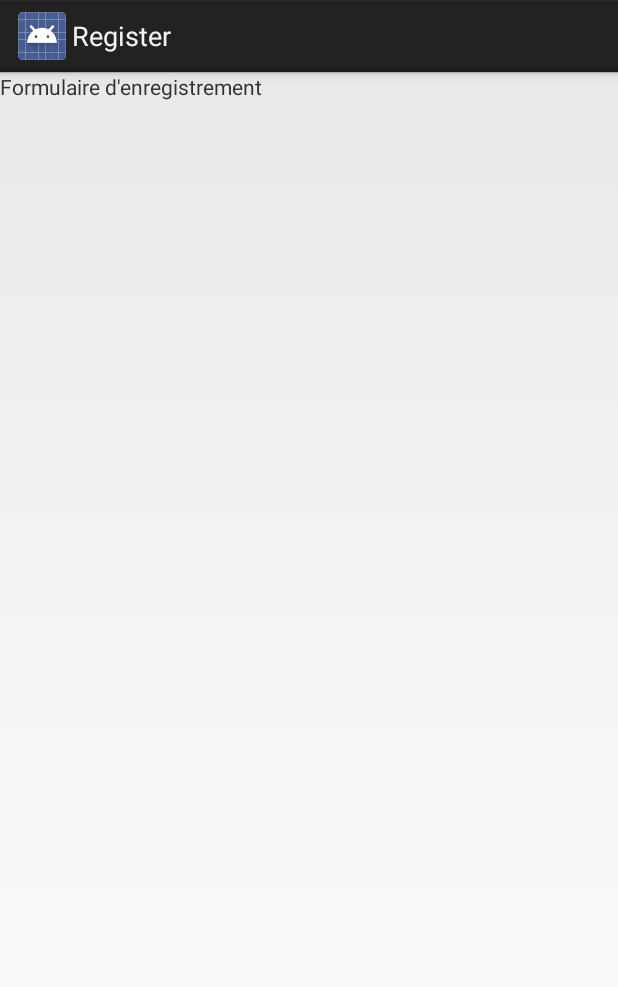
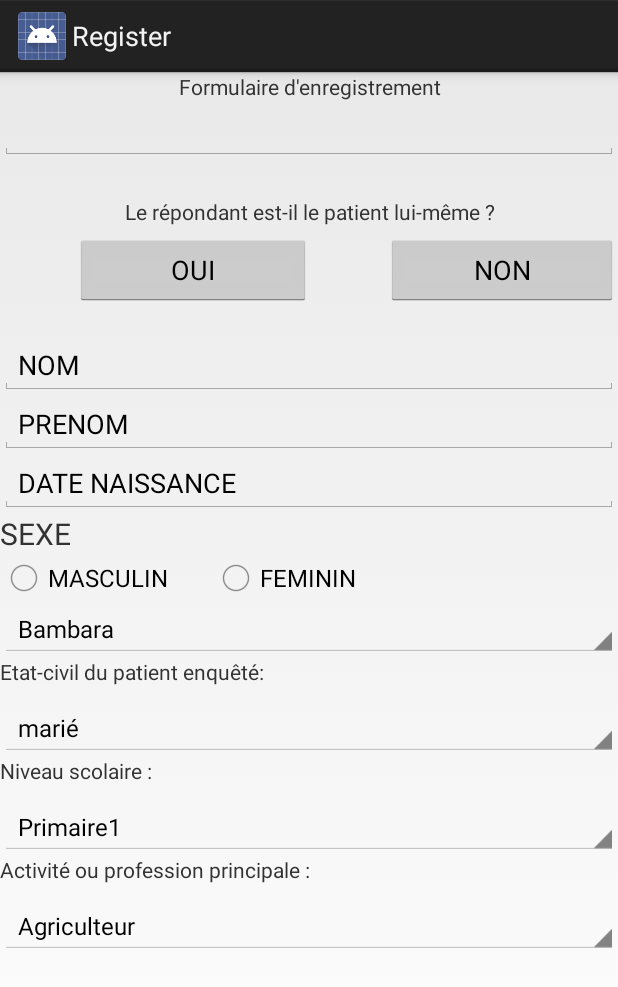
Before and after one commit to IBS-Mali/epi-droid, an Android app: the screen it shows after launch (Register), after a tap on "Enregistrement", on a phone screen of 412 x 824 dp. Shown: the top 987 px of the screen. Run offline under Robolectric (Android 15) with nearby library versions, the phone set to English and light mode, and no system bars.

Commit message:
formulaire d'enregistrement des patients

```diff
--- a/epi_droid_app/app/src/main/java/ml/ibs/epi_droid_app/Constants.java
+++ b/epi_droid_app/app/src/main/java/ml/ibs/epi_droid_app/Constants.java
@@ -41,6 +41,10 @@ public class Constants {
     public static final String DATE_SPACER = "/" ;
 
     public static final String databaseName = "epidata.db";
+
+
+
+
 
     public static final String getLogTag(String activity) {
     	return String.format("EPI-Log-%s", activity);
--- a/epi_droid_app/app/src/main/java/ml/ibs/epi_droid_app/Register.java
+++ b/epi_droid_app/app/src/main/java/ml/ibs/epi_droid_app/Register.java
@@ -2,11 +2,83 @@ package ml.ibs.epi_droid_app;
 
 import android.os.Bundle;
 import android.util.Log;
-
+import android.view.View;
+import android.widget.ArrayAdapter;
+import android.widget.Spinner;
 
 
 public class Register extends CheckedFormActivity {
     private final static String TAG = Constants.getLogTag("Register");
+
+    static String E1 = "Bambara";
+    static String E2 = "Fulfulde";
+    static String E3 = "Songhoi";
+    static String E4 = "Tamacheq";
+    static String E5 = "Bomu";
+    static String E6 = "Mamara";
+    static String E7 = "Shennara";
+    static String E8 = "Soninke";
+    static String E9 = "Bozo";
+    static String E10 = "Dogon";
+    static String E11 = "Malinke";
+    static String E12 = "Khasonke";
+    static String ETHNIE = "ethnie";
+    static String[] ethnie = new String[] { E1, E2, E3, E4, E5, E6, E7, E8, E9, E10, E11, E12 };
+    private Spinner spinner;
+
+    public static final String[] getETHNIE() {
+        return ethnie;
+    }
+
+
+    static String S1 = "marié";
+    static String S2 = "vit avec parent(s)";
+    static String S3 = "concubinage";
+    static String S4 = "vit seul(e)";
+    static String S5 = "Autre";
+    static String STATUT = "statut";
+    static String[] statut = new String[] { S1, S2, S3, S4, S5 };
+    private Spinner spinner1;
+
+    public static final String[] getStatut() {
+        return statut;
+    }
+
+
+    static String Sc1 = "Primaire1";
+    static String Sc2 = "Primaire2";
+    static String Sc3 = "Primaire3";
+    static String Sc4 = "Primaire4";
+    static String Sc5 = "Primaire5";
+    static String Sc6="primaire6";
+    static String Sc7="secondaire7";
+    static String Sc8="secondaire8";
+    static String Sc9="secondaire9";
+    static String Sc10="Supérieure";
+    static String Sc11 = "Aucun";
+    static String SCOLARISATION = "scolarisation";
+    static String[] scolarisation = new String[] { Sc1, Sc2, Sc3, Sc4, Sc5,Sc6,Sc7,Sc8,Sc9,Sc10,Sc11 };
+    private Spinner spinners;
+
+    public static final String[] getScolarisation(){ return scolarisation; }
+
+
+
+    static String PF1 = "Agriculteur";
+    static String PF2 = "Eleveur";
+    static String PF3 = "Pêcheur";
+    static String PF4 = "Salarié ou fonctionnaire";
+    static String PF5 = "Artisan ou commerçant";
+    static String PF6="Etudiant";
+    static String PF7="Travail à domicile";
+    static String PF8="Profession libérale";
+    static String PF9="Autre";
+    static String PROFESSION = "profession";
+    static String[] profession = new String[] { PF1, PF2, PF3, PF4, PF5,PF6,PF7,PF8,PF9 };
+    private Spinner spinnerA;
+
+    public static final String[] getProfession(){ return profession; }
+
 
 
 
@@ -15,14 +87,36 @@ public class Register extends CheckedFormActivity {
         super.onCreate(savedInstanceState);
         setTitle("Register");
         setContentView(R.layout.register);
-
         setupUI();
     }
 
     protected void setupUI() {
         Log.d(TAG, "setupUI Register");
 
+        spinner = findViewById(R.id.spinner);
+        ArrayAdapter<String> ethAdapter = new ArrayAdapter<String>(Register.this,
+                android.R.layout.simple_spinner_item,getETHNIE());
+        spinner.setAdapter(ethAdapter);
+
+
+        spinner1  = findViewById(R.id.spinner1);
+        ArrayAdapter<String> sAdapter = new ArrayAdapter<String>(Register.this,
+                android.R.layout.simple_spinner_item,getStatut());
+        spinner1.setAdapter(sAdapter);
+
+        spinners  = findViewById(R.id.spinners);
+        ArrayAdapter<String> sAAdapter = new ArrayAdapter<String>(Register.this,
+                android.R.layout.simple_spinner_item,getScolarisation());
+        spinners.setAdapter(sAAdapter);
+
+
+        spinnerA  = findViewById(R.id.spinnerA);
+        ArrayAdapter<String> sPAdapter = new ArrayAdapter<String>(Register.this,
+                android.R.layout.simple_spinner_item,getProfession());
+        spinnerA.setAdapter(sPAdapter);
     }
+
+
 
     protected void setupInvalidInputChecks() {}
 
--- a/epi_droid_app/app/src/main/res/layout/register.xml
+++ b/epi_droid_app/app/src/main/res/layout/register.xml
@@ -1,15 +1,148 @@
 <?xml version="1.0" encoding="utf-8"?>
-<android.support.constraint.ConstraintLayout
-    xmlns:android="http://schemas.android.com/apk/res/android"
+<ScrollView xmlns:android="http://schemas.android.com/apk/res/android"
     xmlns:tools="http://schemas.android.com/tools"
     android:layout_width="match_parent"
     android:layout_height="match_parent">
 
-
+    <LinearLayout
+        android:layout_width="match_parent"
+        android:layout_height="wrap_content"
+        android:orientation="vertical">
     <TextView
         android:id="@+id/textView"
         android:layout_width="match_parent"
         android:layout_height="wrap_content"
+        android:gravity="center|center_vertical"
         android:text="Formulaire d'enregistrement"
         tools:ignore="MissingConstraints" />
-</android.support.constraint.ConstraintLayout>
+
+
+    <EditText
+        android:id="@+id/editText5"
+        android:layout_width="match_parent"
+        android:layout_height="wrap_content"
+        android:ems="10"
+        android:inputType="datetime"
+        tools:text="DATE" />
+
+    <TextView
+        android:id="@+id/textView4"
+        android:layout_width="match_parent"
+        android:layout_height="29dp"
+        android:layout_marginTop="20dp"
+        android:gravity="center|center_vertical"
+        android:text="Le répondant est-il le patient lui-même ?" />
+
+    <LinearLayout
+        android:layout_width="match_parent"
+        android:layout_height="wrap_content"
+        android:orientation="horizontal">
+
+
+        <Button
+            android:id="@+id/button"
+            android:layout_width="147dp"
+            android:layout_height="wrap_content"
+            android:layout_marginLeft="50dp"
+            android:layout_weight="50"
+            android:text="OUI" />
+
+        <Button
+            android:id="@+id/button2"
+            android:layout_width="144dp"
+            android:layout_height="match_parent"
+            android:layout_marginLeft="50dp"
+            android:layout_weight="50"
+            android:text="NON" />
+    </LinearLayout>
+    <EditText
+        android:id="@+id/editText2"
+        android:layout_width="match_parent"
+        android:layout_height="wrap_content"
+        android:layout_marginTop="20dp"
+        android:ems="10"
+        android:inputType="textPersonName"
+        android:text="NOM" />
+
+    <EditText
+        android:id="@+id/editText3"
+        android:layout_width="match_parent"
+        android:layout_height="wrap_content"
+        android:ems="10"
+        android:inputType="textPersonName"
+        android:text="PRENOM" />
+
+    <EditText
+        android:id="@+id/editText4"
+        android:layout_width="match_parent"
+        android:layout_height="wrap_content"
+        android:ems="10"
+        android:inputType="textPersonName"
+        android:text="DATE NAISSANCE" />
+
+    <TextView
+        android:id="@+id/textView2"
+        android:layout_width="match_parent"
+        android:layout_height="wrap_content"
+        android:textSize="20dp"
+        android:text="SEXE" />
+
+    <LinearLayout
+        android:layout_width="match_parent"
+        android:layout_height="wrap_content"
+        android:orientation="horizontal">
+
+        <RadioButton
+            android:id="@+id/radioButton2"
+            android:layout_width="141dp"
+            android:layout_height="wrap_content"
+            android:text="MASCULIN" />
+
+        <RadioButton
+            android:id="@+id/radioButton3"
+            android:layout_width="153dp"
+            android:layout_height="wrap_content"
+            android:text="FEMININ" />
+    </LinearLayout>
+
+        <Spinner
+            android:id="@+id/spinner"
+            android:layout_width="match_parent"
+            android:layout_height="wrap_content"
+            android:spinnerMode="dialog"></Spinner>
+        <TextView
+            android:layout_width="wrap_content"
+            android:layout_height="wrap_content"
+            android:text="Etat-civil du patient enquêté:"/>
+
+        <Spinner
+            android:id="@+id/spinner1"
+            android:layout_width="match_parent"
+            android:layout_height="wrap_content"
+            android:layout_marginTop="10dp"></Spinner>
+        <TextView
+            android:layout_width="wrap_content"
+            android:layout_height="wrap_content"
+            android:text="Niveau scolaire :"/>
+
+
+        <Spinner
+            android:id="@+id/spinners"
+            android:layout_width="match_parent"
+            android:layout_height="wrap_content"
+            android:layout_marginTop="10dp"></Spinner>
+
+        <TextView
+            android:layout_width="wrap_content"
+            android:layout_height="wrap_content"
+            android:text="Activité ou profession principale :"/>
+
+
+        <Spinner
+            android:id="@+id/spinnerA"
+            android:layout_width="match_parent"
+            android:layout_height="wrap_content"
+            android:layout_marginTop="10dp"></Spinner>
+    </LinearLayout>
+
+</ScrollView>
--- a/epi_droid_app/app/src/main/res/values/strings.xml
+++ b/epi_droid_app/app/src/main/res/values/strings.xml
@@ -1,3 +1,4 @@
+<?xml version="1.0" encoding="utf-8"?>
 <resources>
     <string name="app_name">Epi - Collecte</string>
     <string name="standard_dialog_ok">\"Sta\"</string>
@@ -14,6 +15,7 @@
     <string name="app_name_long">Menu Principal</string>
     <string name="suivi_label">Suivi</string>
     <string name="register_label">Enregistrement</string>
+    <string name="gestion_label">gestion de stock</string>
 
     <!-- menu items -->
     <string name="app_version">Version</string>
@@ -22,4 +24,5 @@
     <string name="menu_about">À propos</string>
     <string name="menu_change_password">Changer mot de passe</string>
 
+
 </resources>
```
